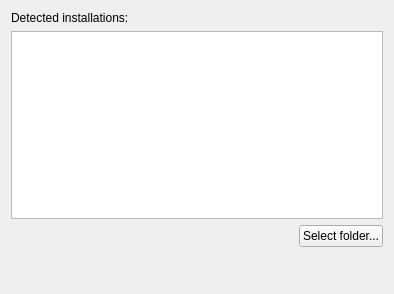
This is files/ui/wizard/existinginstallationpage.ui in MrZer0x0/TES3MP as Qt 5 draws it before an edit. The edited form follows.
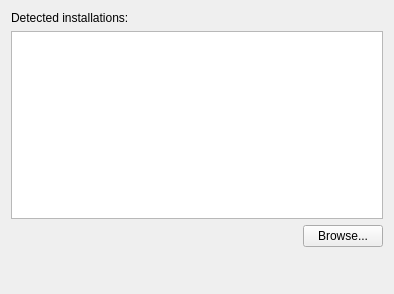
This is the edited form. Icons and pictures are not drawn.

```diff
--- a/files/ui/wizard/existinginstallationpage.ui
+++ b/files/ui/wizard/existinginstallationpage.ui
@@ -17,7 +17,7 @@
    <string>Select Existing Installation</string>
   </property>
   <property name="subTitle">
-   <string>Select the Morrowind installation folder or its Data Files folder.</string>
+   <string>Select an existing installation for OpenMW to use or modify.</string>
   </property>
   <layout class="QVBoxLayout" name="verticalLayout">
    <item>
@@ -48,7 +48,7 @@
      <item>
       <widget class="QPushButton" name="browseButton">
        <property name="text">
-        <string>Select folder...</string>
+        <string>Browse...</string>
        </property>
        <property name="icon">
         <iconset theme="folder">
```
